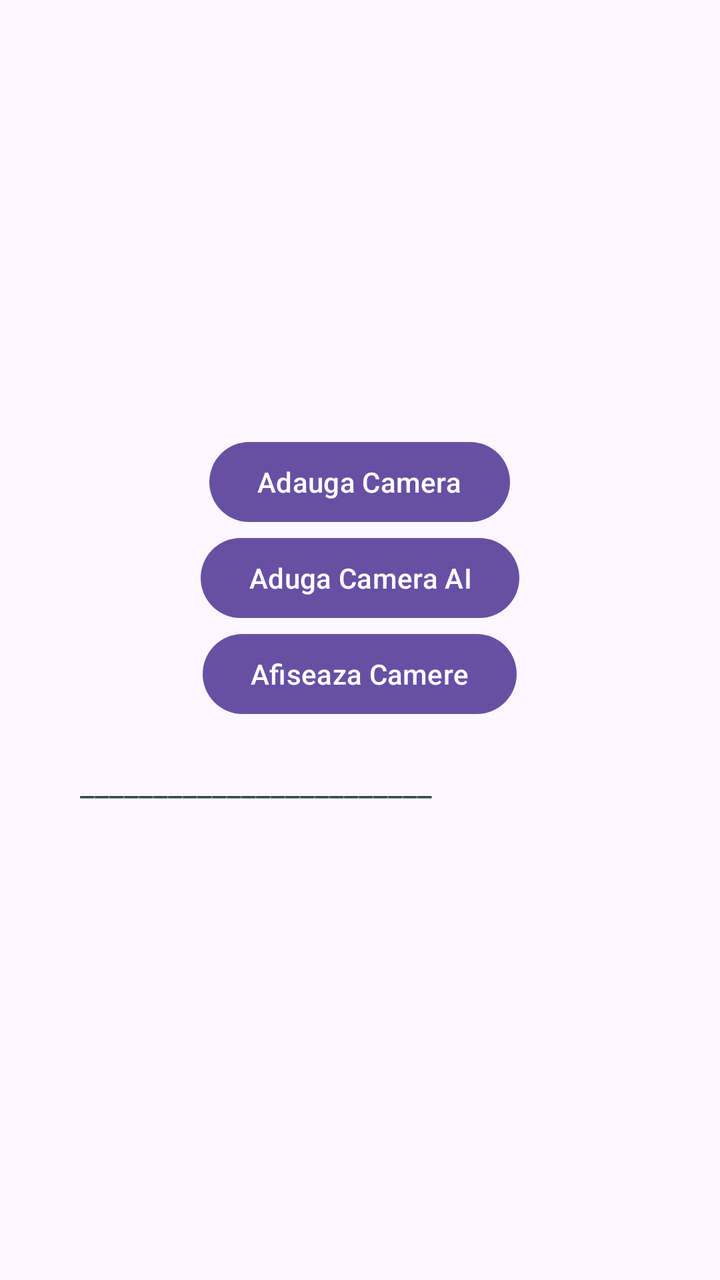
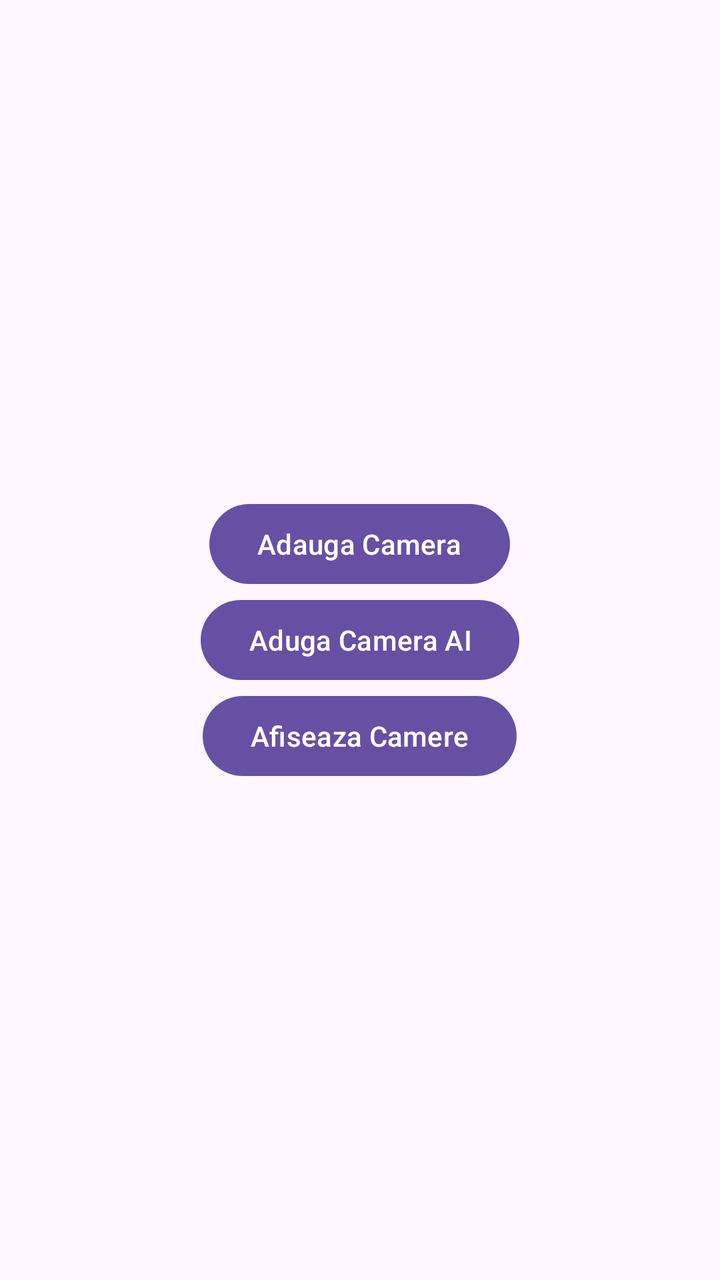

The first picture is an Android layout as it rendered before a commit; the second is the same layout after the commit. The layout source and the unified diff follow.
<!-- AndroidManifest.xml: application theme Theme.SecondAplication -->
<!-- res/layout/activity_main.xml -->
<?xml version="1.0" encoding="utf-8"?>
<LinearLayout
    xmlns:android="http://schemas.android.com/apk/res/android"
    android:id="@+id/main"
    android:layout_width="match_parent"
    android:layout_height="match_parent"
    android:orientation="vertical"
    android:gravity="center"
    android:padding="20dp">

    <Button
        android:id="@+id/btnAdauga"
        android:layout_width="wrap_content"
        android:layout_height="wrap_content"
        android:text="Adauga Camera"
         />

    <Button
        android:id="@+id/btnAdaugaAi"
        android:layout_width="wrap_content"
        android:layout_height="wrap_content"
        android:text="Aduga Camera AI"
        />

    <Button
        android:id="@+id/btnVL"
        android:layout_width="wrap_content"
        android:layout_height="wrap_content"
        android:text="Afiseaza Camere"
        />

    <TextView
        android:id="@+id/tvRezultat"
        android:layout_width="match_parent"
        android:layout_height="wrap_content"
        android:text="________________________"
        android:textSize="16sp"
        android:textColor="#37474F"
        android:padding="20dp"
        android:lineSpacingExtra="6dp"
        android:gravity="start"/>


</LinearLayout>
<!-- resources referenced by this layout -->
<resources>
  <style name="Theme.SecondAplication" parent="Base.Theme.SecondAplication" />
  <style name="Base.Theme.SecondAplication" parent="Theme.Material3.DayNight.NoActionBar">
          
          
      </style>
</resources>

<!-- the commit's change to res/layout/activity_main.xml (unified diff, before → after) -->
@@ -29,16 +29,7 @@
         android:text="Afiseaza Camere"
         />
 
-    <TextView
-        android:id="@+id/tvRezultat"
-        android:layout_width="match_parent"
-        android:layout_height="wrap_content"
-        android:text="________________________"
-        android:textSize="16sp"
-        android:textColor="#37474F"
-        android:padding="20dp"
-        android:lineSpacingExtra="6dp"
-        android:gravity="start"/>
+
 
 
 </LinearLayout>
